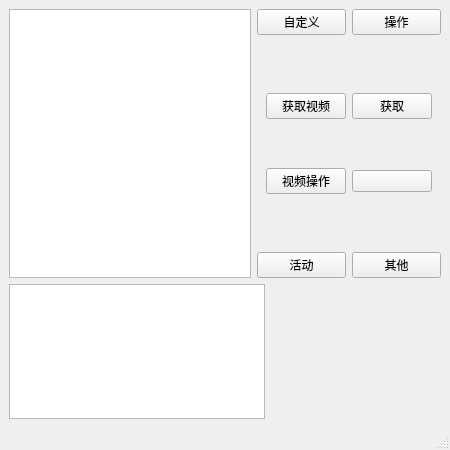
First picture: the form in other/ui/main.ui, repository yxsa02/ygb, before the edit.
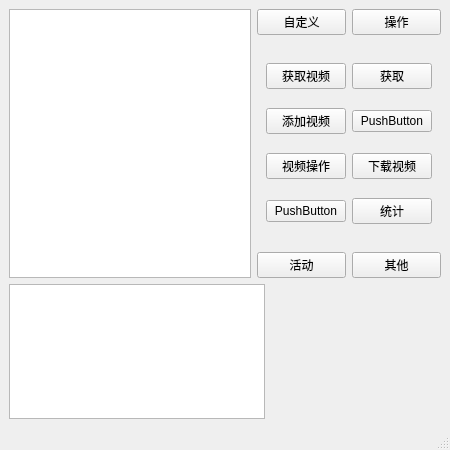
Second picture: the form after the edit. The open tabs and pages were chosen to show the change.

```diff
--- a/other/ui/main.ui
+++ b/other/ui/main.ui
@@ -179,17 +179,10 @@
           </widget>
           <widget class="QWidget" name="active_page">
            <layout class="QGridLayout" name="gridLayout">
-            <item row="0" column="0">
-             <widget class="QPushButton" name="active_getVideo">
-              <property name="text">
-               <string>获取视频</string>
-              </property>
-             </widget>
-            </item>
             <item row="1" column="0">
-             <widget class="QPushButton" name="active_video">
+             <widget class="QPushButton" name="active_addV">
               <property name="text">
-               <string>视频操作</string>
+               <string>添加视频</string>
               </property>
              </widget>
             </item>
@@ -200,10 +193,45 @@
               </property>
              </widget>
             </item>
+            <item row="2" column="0">
+             <widget class="QPushButton" name="active_video">
+              <property name="text">
+               <string>视频操作</string>
+              </property>
+             </widget>
+            </item>
+            <item row="2" column="1">
+             <widget class="QPushButton" name="active_DLV">
+              <property name="text">
+               <string>下载视频</string>
+              </property>
+             </widget>
+            </item>
+            <item row="0" column="0">
+             <widget class="QPushButton" name="active_getVideo">
+              <property name="text">
+               <string>获取视频</string>
+              </property>
+             </widget>
+            </item>
             <item row="1" column="1">
-             <widget class="QPushButton" name="active_">
+             <widget class="QPushButton" name="pushButton_2">
               <property name="text">
-               <string/>
+               <string>PushButton</string>
+              </property>
+             </widget>
+            </item>
+            <item row="3" column="0">
+             <widget class="QPushButton" name="pushButton_3">
+              <property name="text">
+               <string>PushButton</string>
+              </property>
+             </widget>
+            </item>
+            <item row="3" column="1">
+             <widget class="QPushButton" name="active_count">
+              <property name="text">
+               <string>统计</string>
               </property>
              </widget>
             </item>
```
